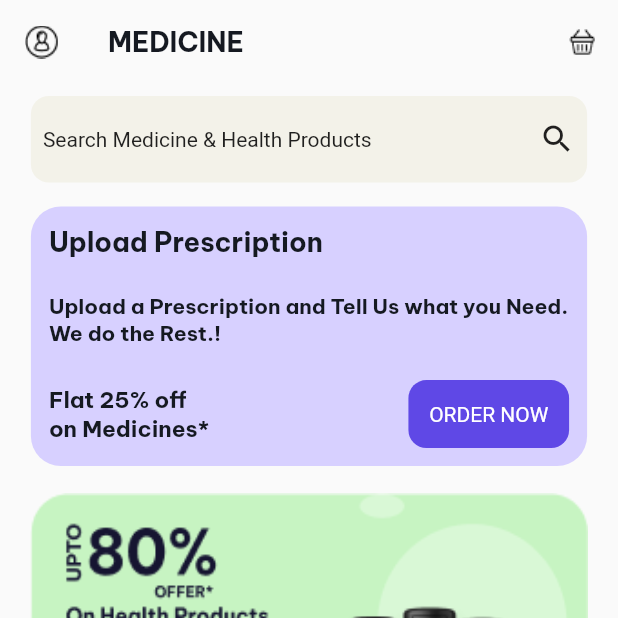
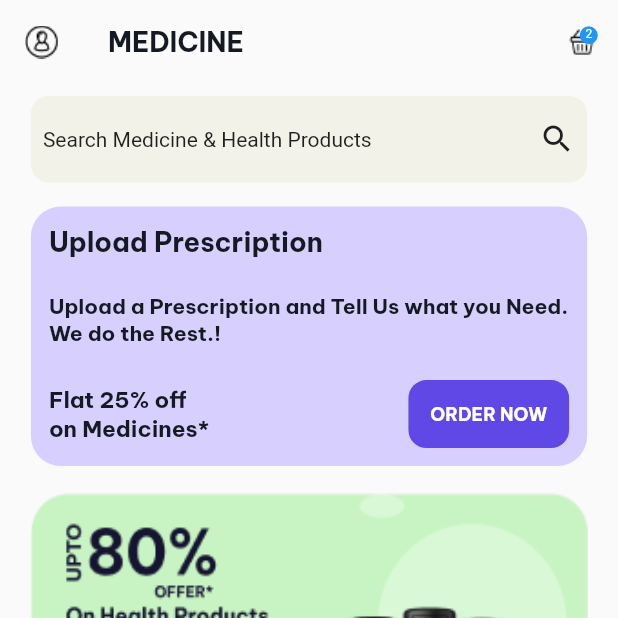
Before and after one commit to husseinkad/flutter_e-commerce, a Flutter app: the screen it shows after launch, on a phone screen of 412 x 824 dp, the top half of it. Run offline on Flutter 3.47's test engine with Material 2 defaults, Android fonts, the phone set to English and light mode, and no system bars.

Commit message:
Updating pages and adding fonts to them

```diff
--- a/lib/main.dart
+++ b/lib/main.dart
@@ -63,7 +63,34 @@ class _MainState extends State<Main> {
       actions: [
         IconButton(
           onPressed: () {},
-          icon: Image.asset('assets/cart.png', color: Colors.black,),
+          icon: Stack(
+              children: [
+          Image.asset('assets/cart.png', color: Colors.black,),
+                Positioned(
+                  right: 0,
+                  child: Container(
+                    padding: const EdgeInsets.all(1),
+                    decoration: BoxDecoration(
+                      color: Colors.blue,
+                      borderRadius: BorderRadius.circular(6),
+                    ),
+
+                    constraints: const BoxConstraints(
+                      minWidth: 12,
+                      minHeight: 12,
+                    ),
+                    child: const Text(
+                      '2',
+                      style: TextStyle(
+                        color: Colors.white,
+                        fontSize: 8,
+                      ),
+                      textAlign: TextAlign.center,
+                    ),
+                  ),
+                )
+          ]
+          ),
         ),
       ],
     );
--- a/lib/widgets/adbar.dart
+++ b/lib/widgets/adbar.dart
@@ -41,7 +41,7 @@ adBar(context){
                         color: darkPurple,
                         borderRadius: const BorderRadius.all(Radius.circular(12)),
                       ),
-                      child: const Center(child: Text('ORDER NOW', style: TextStyle(color: Colors.white),)), ),
+                      child: const Center(child: Text('ORDER NOW', style: TextStyle(color: Colors.white, fontFamily: 'bev', fontSize: 12),)), ),
                   )
                 ],
               )
```
Also changed, not shown: lib/pages/search_page.dart (+27 -3 lines).
